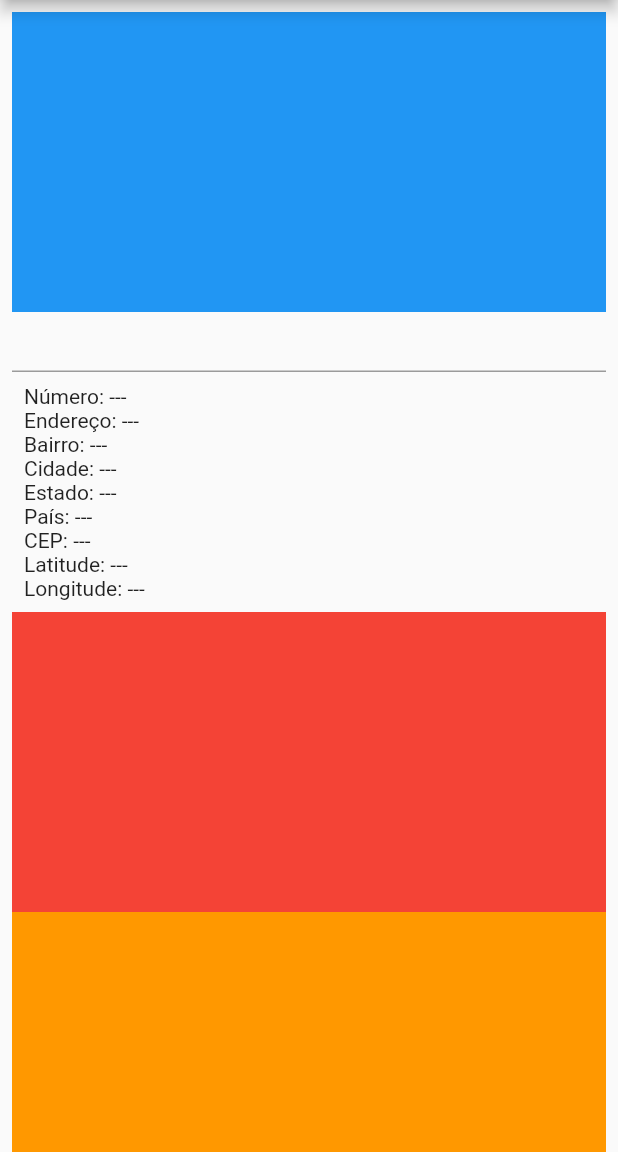
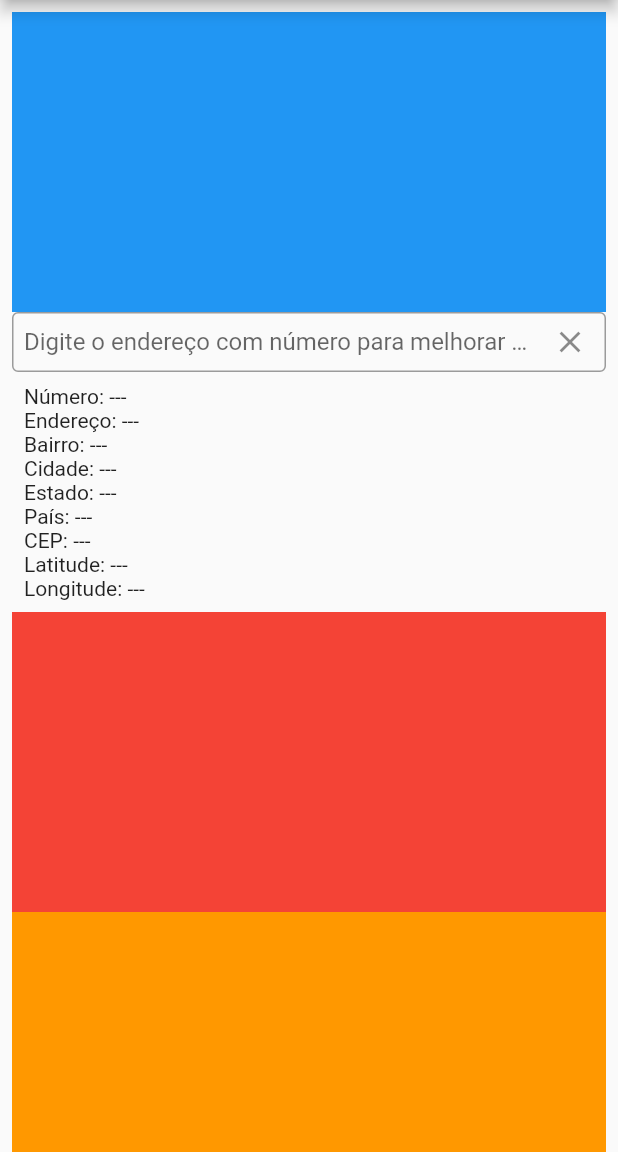
Before and after one commit to treofinancial/google_maps_places_autocomplete_widgets, a Flutter app: the screen it shows after launch, on a phone screen of 412 x 824 dp, the part 84-1236 px from its top. Run offline on Flutter 3.47's test engine with Material 2 defaults, Android fonts, the phone set to English and light mode, and no system bars.

Commit message:
layout custom

```diff
--- a/example/lib/main.dart
+++ b/example/lib/main.dart
@@ -94,6 +94,14 @@ class _MyHomePageState extends State<MyHomePage> {
                           child: Text(suggestion.description)
                         );
                       },
+                      inputDecoration: const InputDecoration(
+                        contentPadding: EdgeInsets.all(8),
+                        border: OutlineInputBorder(
+                            borderSide: BorderSide(color: Colors.white)),
+                        hintText:
+                            "Digite o endereço com número para melhorar a busca",
+                        errorText: null),
+                      clearButton: const Icon(Icons.close),
                       componentCountry: 'br',
                       language: 'pt-Br'
                     ),
--- a/pubspec.yaml
+++ b/pubspec.yaml
@@ -1,6 +1,6 @@
 name: maps_places_autocomplete
 description: A simple package to places autocomplete address.
-version: 0.0.1
+version: 0.0.2
 repository: https://github.com/leandro-zanardi/maps_places_autocomplete
 
 environment:
```
Also changed, not shown: example/pubspec.lock, 1 other file.
